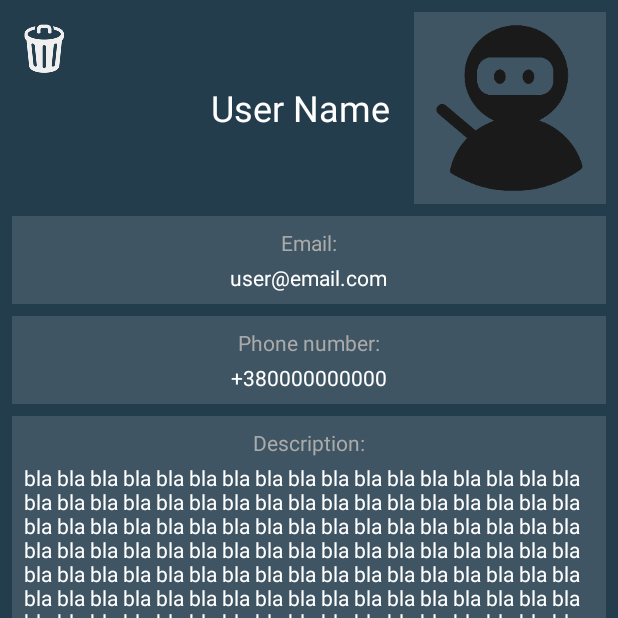
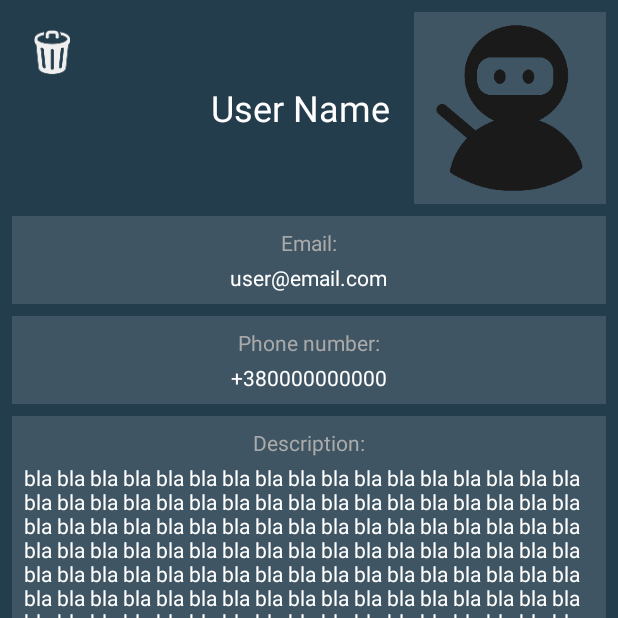
Before and after one commit to AntipovAleksandr/NoteME-, an Android app: the ContactInfoActivity screen opened directly, with no data from a screen before it, on a phone screen of 412 x 824 dp, the top half of it. Run offline under Robolectric (Android 15) with nearby library versions, the phone set to English and light mode, and no system bars.

Commit message:
Contact Info

```diff
--- a/app/src/main/res/layout/activity_contact_info.xml
+++ b/app/src/main/res/layout/activity_contact_info.xml
@@ -14,11 +14,12 @@
             android:layout_height="wrap_content">
 
             <ImageView
-                android:layout_width="wrap_content"
-                android:layout_height="wrap_content"
-                android:layout_margin="8dp"
+                android:layout_width="54dp"
+                android:layout_height="54dp"
+                android:padding="12dp"
                 android:background="?selectableItemBackground"
-                android:src="@drawable/bucket" />
+                android:src="@drawable/bucket"
+                android:clickable="true"/>
 
             <TextView
                 android:layout_width="wrap_content"
```
